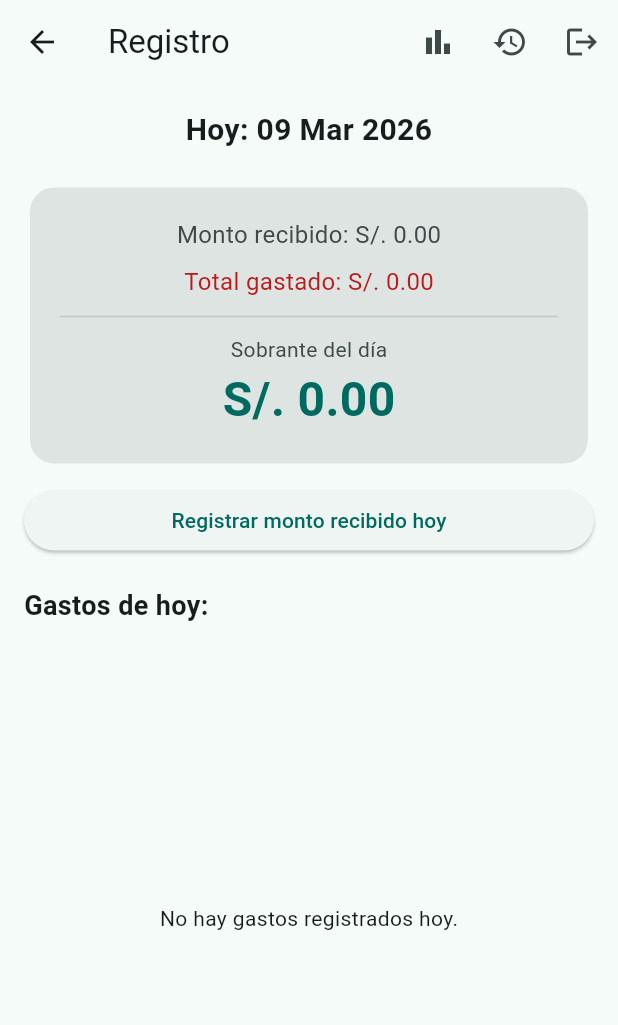
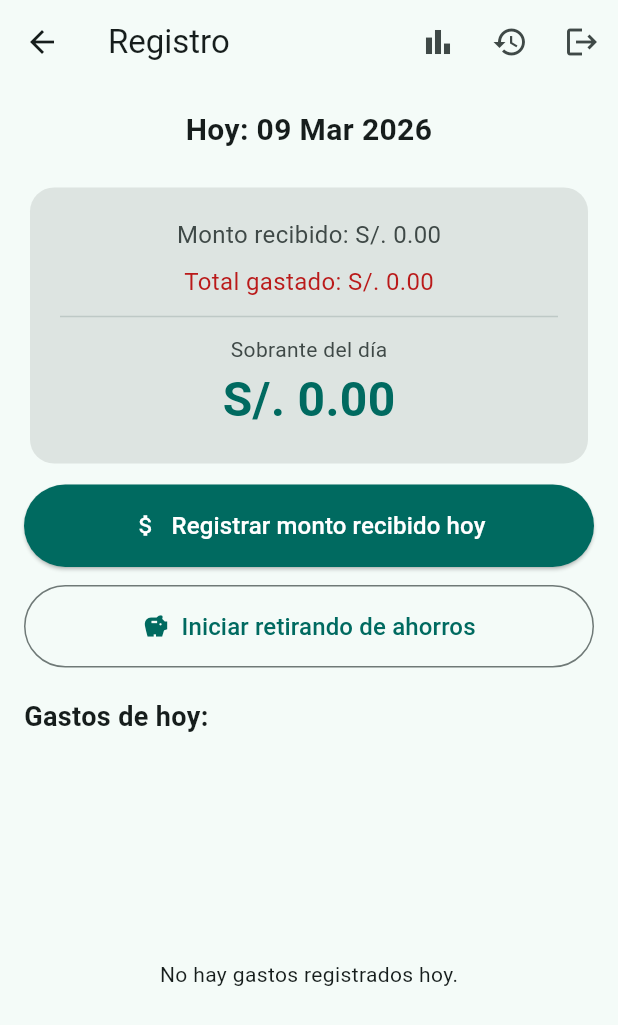
Before and after one commit to CarlosEvCode/gastos_casa, a Flutter app: the AdminHomeScreen screen opened directly, on a phone screen of 412 x 824 dp. Shown: the top 1025 px of the screen. Run offline on Flutter 3.47's test engine with Material 3 defaults, Android fonts, the phone set to English and light mode, and no system bars; our stand-ins replace cloud_firestore, device_info_plus, dio, firebase_auth, firebase_core, fl_chart and 2 more; accounts and stored records are empty; network calls fail.

Commit message:
feat: auto-initialize zero-allowance days & accessible UI for savings withdrawal (v1.5.0)

```diff
--- a/lib/screens/admin_home_screen.dart
+++ b/lib/screens/admin_home_screen.dart
@@ -239,7 +239,7 @@ class _AdminHomeScreenState extends State<AdminHomeScreen> {
     );
   }
 
-  void _showTakeFromSavingsDialog(BuildContext context, DayRecord dayRecord) {
+  void _showTakeFromSavingsDialog(BuildContext context, String dateId) {
     final titleController = TextEditingController(text: 'Retiro de Ahorros');
     final amountController = TextEditingController();
 
@@ -293,7 +293,7 @@ class _AdminHomeScreenState extends State<AdminHomeScreen> {
                 );
 
                 try {
-                  await _db.takeFromSavings(dayRecord.id, income);
+                  await _db.takeFromSavings(dateId, income);
                   if (mounted) Navigator.pop(context);
                 } catch (e) {
                   if (mounted) {
@@ -358,7 +358,7 @@ class _AdminHomeScreenState extends State<AdminHomeScreen> {
                   ),
                   onTap: () {
                     Navigator.pop(context);
-                    _showTakeFromSavingsDialog(context, dayRecord);
+                    _showTakeFromSavingsDialog(context, dayRecord.id);
                   },
                 ),
               ],
@@ -479,11 +479,34 @@ class _AdminHomeScreenState extends State<AdminHomeScreen> {
                   ),
                 ),
                 const SizedBox(height: 10),
-                if (!hasAllowance)
-                  ElevatedButton(
+                if (!hasAllowance) ...[
+                  ElevatedButton.icon(
+                    style: ElevatedButton.styleFrom(
+                      padding: const EdgeInsets.all(16),
+                      backgroundColor: Theme.of(context).colorScheme.primary,
+                      foregroundColor: Theme.of(context).colorScheme.onPrimary,
+                    ),
                     onPressed: _showSetAllowanceDialog,
-                    child: const Text('Registrar monto recibido hoy'),
+                    icon: const Icon(Icons.attach_money),
+                    label: const Text(
+                      'Registrar monto recibido hoy',
+                      style: TextStyle(fontSize: 16),
+                    ),
                   ),
+                  const SizedBox(height: 12),
+                  OutlinedButton.icon(
+                    style: OutlinedButton.styleFrom(
+                      padding: const EdgeInsets.all(16),
+                    ),
+                    onPressed: () =>
+                        _showTakeFromSavingsDialog(context, todayId),
+                    icon: const Icon(Icons.savings),
+                    label: const Text(
+                      'Iniciar retirando de ahorros',
+                      style: TextStyle(fontSize: 16),
+                    ),
+                  ),
+                ],
                 const SizedBox(height: 20),
                 const Text(
                   'Gastos de hoy:',
--- a/pubspec.yaml
+++ b/pubspec.yaml
@@ -16,7 +16,7 @@ publish_to: 'none' # Remove this line if you wish to publish to pub.dev
 # https://developer.apple.com/library/archive/documentation/General/Reference/InfoPlistKeyReference/Articles/CoreFoundationKeys.html
 # In Windows, build-name is used as the major, minor, and patch parts
 # of the product and file versions while build-number is used as the build suffix.
-version: 1.4.1+7
+version: 1.5.0+8
 
 environment:
   sdk: ^3.10.7
```
Also changed, not shown: lib/services/firestore_service.dart (+21 -10 lines).
